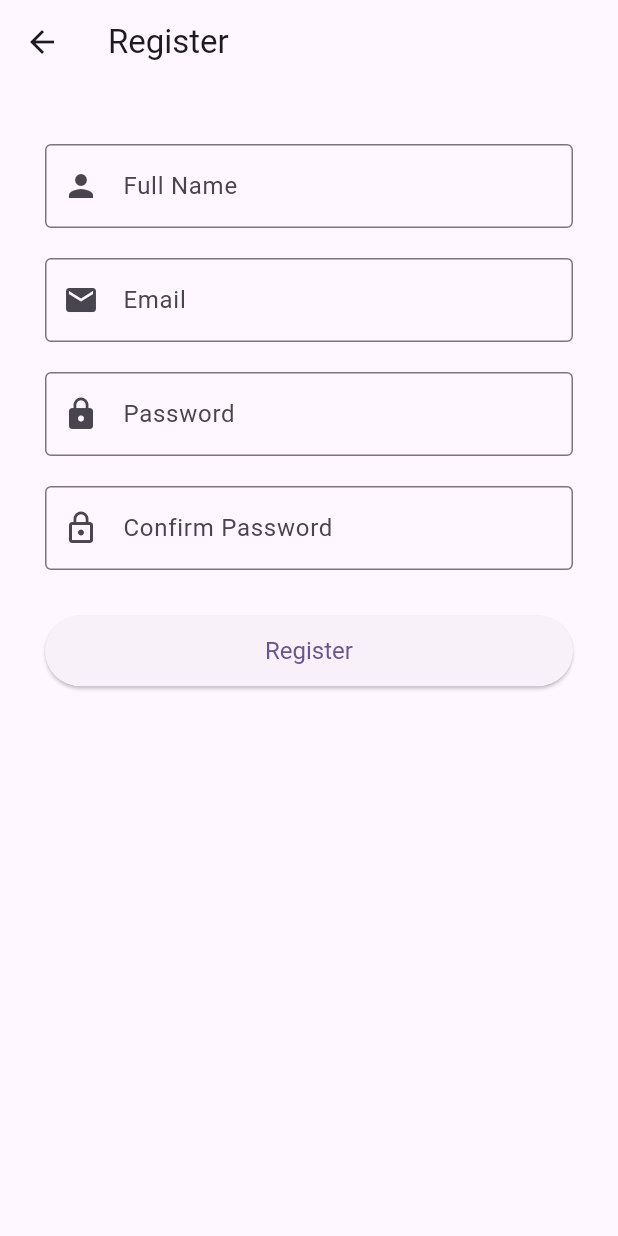
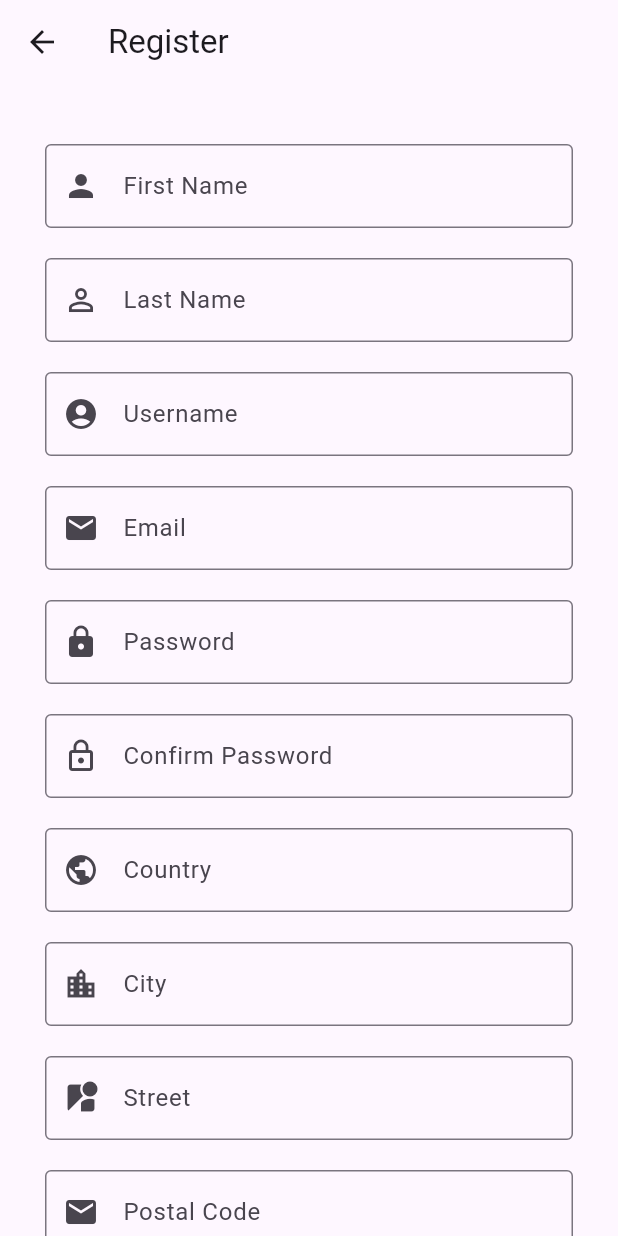
Before and after one commit to karimfady/Software-Engineering-Project, a Flutter app: the RegisterPage screen opened directly, on a phone screen of 412 x 824 dp. Run offline on Flutter 3.47's test engine with Material 3 defaults, Android fonts, the phone set to English and light mode, and no system bars; our stand-ins replace supabase_flutter; accounts and stored records are empty.

Commit message:
login and registration version 1
login and registration standalone functionalities work, register adds a user to the database and and login queries the database for those users

```diff
--- a/outfitlyapp/lib/login_logic.dart
+++ b/outfitlyapp/lib/login_logic.dart
@@ -1,5 +1,15 @@
+import 'package:supabase_flutter/supabase_flutter.dart';
+import 'package:flutter/material.dart';
+import 'login_logic.dart';
+import 'register_page.dart';
+import 'home_page_user.dart';
+
 class LoginLogic {
-  void handleLogin(String email, String password) {
+  Future<void> handleLogin(
+    String email,
+    String password,
+    BuildContext context,
+  ) async {
     // Here you can connect to an API, validate fields, etc.
     if (email.isEmpty || password.isEmpty) {
       print("Please fill in all fields.");
@@ -8,20 +18,77 @@ class LoginLogic {
       // send query with name and password to the database if the username
       //doesnt exist print user doesnt exist if user exist but password is
       //incorrect print passwrod is incorrect
+
+      try {
+        final response =
+            await Supabase.instance.client
+                .from('User') // 👈 use your exact table name
+                .select('password')
+                .eq('email', email)
+                .maybeSingle(); // fetches at most 1 row, returns null if none
+
+        if (response == null) {
+          print("No user found with that email.");
+          // Optionally show error to user
+          return;
+        }
+
+        final storedPassword = response['password'];
+
+        if (storedPassword == password) {
+          print("Login successful!");
+          // Navigate to next screen, save session, etc.
+
+          Navigator.pushReplacement(
+            context,
+            MaterialPageRoute(builder: (context) => const HomePage()),
+          );
+        } else {
+          print("Incorrect password.");
+        }
+      } catch (e) {
+        print("Login error: $e");
+      }
     }
   }
 
-  void handleregisteration(
-    String name,
+  Future<void> handleregisteration(
+    String first_name,
+    String last_name,
+    String user_name,
     String email,
     String password,
-  ) // add other parameters
+    String country,
+    String city,
+    String street,
+    String postal_code,
+  ) async // add other parameters
   {
-    if (email.isEmpty || password.isEmpty) {
+    if (email.isEmpty || password.isEmpty || user_name.isEmpty) {
       print("Please fill in all fields.");
     } else {
-      // if send a query with the name and if it exists then say username is not
-      // avaialbe if it doesnt exist then add the user to the database
+      int postal = int.parse(postal_code);
+      try {
+        final response = await Supabase.instance.client
+            .from('User') // Replace with your actual table name
+            .insert({
+              'user_name': user_name,
+              'first_name': first_name,
+              'last_name': last_name,
+              'email': email,
+              'password': password, // For real apps, hash the password!
+              'country': country,
+              'city': city,
+              'street': street,
+              'postal_code': postal,
+            });
+
+        print('User registered: $response');
+        // Show success message or navigate to another screen
+      } catch (e) {
+        print('Error registering user: $e');
+        // Show error message
+      }
     }
   }
 }
--- a/outfitlyapp/lib/register_page.dart
+++ b/outfitlyapp/lib/register_page.dart
@@ -2,11 +2,18 @@ import 'package:flutter/material.dart';
 import 'login_logic.dart';
 
 class RegisterPage extends StatelessWidget {
-  final TextEditingController nameController = TextEditingController();
+  final TextEditingController firstNameController = TextEditingController();
+  final TextEditingController lastNameController = TextEditingController();
+  final TextEditingController usernameController = TextEditingController();
   final TextEditingController emailController = TextEditingController();
   final TextEditingController passwordController = TextEditingController();
   final TextEditingController confirmPasswordController =
       TextEditingController();
+  final TextEditingController countryController = TextEditingController();
+  final TextEditingController cityController = TextEditingController();
+  final TextEditingController streetController = TextEditingController();
+  final TextEditingController postalCodeController = TextEditingController();
+
   final LoginLogic loginLogic = LoginLogic();
 
   @override
@@ -17,69 +24,73 @@ class RegisterPage extends StatelessWidget {
         padding: const EdgeInsets.symmetric(horizontal: 30.0, vertical: 40.0),
         child: Column(
           children: [
-            // Full Name
-            TextField(
-              controller: nameController,
-              decoration: InputDecoration(
-                labelText: 'Full Name',
-                border: OutlineInputBorder(),
-                prefixIcon: Icon(Icons.person),
-              ),
+            buildTextField('First Name', Icons.person, firstNameController),
+            SizedBox(height: 20),
+            buildTextField(
+              'Last Name',
+              Icons.person_outline,
+              lastNameController,
             ),
             SizedBox(height: 20),
-
-            // Email
-            TextField(
-              controller: emailController,
-              keyboardType: TextInputType.emailAddress,
-              decoration: InputDecoration(
-                labelText: 'Email',
-                border: OutlineInputBorder(),
-                prefixIcon: Icon(Icons.email),
-              ),
+            buildTextField(
+              'Username',
+              Icons.account_circle,
+              usernameController,
             ),
             SizedBox(height: 20),
-
-            // Password
-            TextField(
-              controller: passwordController,
-              obscureText: true,
-              decoration: InputDecoration(
-                labelText: 'Password',
-                border: OutlineInputBorder(),
-                prefixIcon: Icon(Icons.lock),
-              ),
+            buildTextField(
+              'Email',
+              Icons.email,
+              emailController,
+              keyboardType: TextInputType.emailAddress,
             ),
             SizedBox(height: 20),
-
-            // Confirm Password
-            TextField(
-              controller: confirmPasswordController,
+            buildTextField(
+              'Password',
+              Icons.lock,
+              passwordController,
               obscureText: true,
-              decoration: InputDecoration(
-                labelText: 'Confirm Password',
-                border: OutlineInputBorder(),
-                prefixIcon: Icon(Icons.lock_outline),
-              ),
+            ),
+            SizedBox(height: 20),
+            buildTextField(
+              'Confirm Password',
+              Icons.lock_outline,
+              confirmPasswordController,
+              obscureText: true,
+            ),
+            SizedBox(height: 20),
+            buildTextField('Country', Icons.public, countryController),
+            SizedBox(height: 20),
+            buildTextField('City', Icons.location_city, cityController),
+            SizedBox(height: 20),
+            buildTextField('Street', Icons.streetview, streetController),
+            SizedBox(height: 20),
+            buildTextField(
+              'Postal Code',
+              Icons.local_post_office,
+              postalCodeController,
+              keyboardType: TextInputType.number,
             ),
             SizedBox(height: 30),
-
-            // Register Button
             SizedBox(
               width: double.infinity,
               child: ElevatedButton(
                 onPressed: () {
-                  // TODO: Add registration logic here
-
                   if (passwordController.text ==
                       confirmPasswordController.text) {
                     loginLogic.handleregisteration(
-                      nameController.text.trim(),
+                      firstNameController.text.trim(),
+                      lastNameController.text.trim(),
+                      usernameController.text.trim(),
                       emailController.text.trim(),
                       passwordController.text,
+                      countryController.text.trim(),
+                      cityController.text.trim(),
+                      streetController.text.trim(),
+                      postalCodeController.text.trim(),
                     );
                   } else {
-                    print('make sure the passwords are compatible');
+                    print('Make sure the passwords are compatible');
                   }
                 },
                 child: Text('Register'),
@@ -94,4 +105,23 @@ class RegisterPage extends StatelessWidget {
       ),
     );
   }
+
+  Widget buildTextField(
+    String label,
+    IconData icon,
+    TextEditingController controller, {
+    bool obscureText = false,
+    TextInputType keyboardType = TextInputType.text,
+  }) {
+    return TextField(
+      controller: controller,
+      obscureText: obscureText,
+      keyboardType: keyboardType,
+      decoration: InputDecoration(
+        labelText: label,
+        border: OutlineInputBorder(),
+        prefixIcon: Icon(icon),
+      ),
+    );
+  }
 }
--- a/outfitlyapp/pubspec.yaml
+++ b/outfitlyapp/pubspec.yaml
@@ -38,6 +38,7 @@ dependencies:
 dev_dependencies:
   flutter_test:
     sdk: flutter
+  supabase_flutter: ^2.8.4
 
   # The "flutter_lints" package below contains a set of recommended lints to
   # encourage good coding practices. The lint set provided by the package is
```
Also changed, not shown: outfitlyapp/lib/login_page.dart (+7 -4 lines), outfitlyapp/lib/main.dart (+8 -2 lines), outfitlyapp/pubspec.lock, 5 other files.
